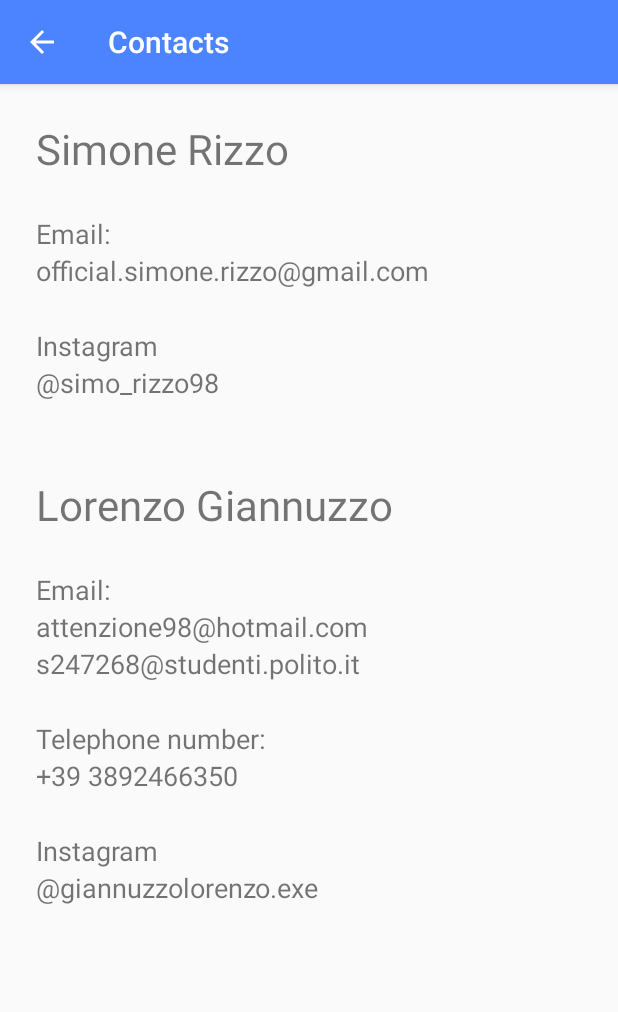
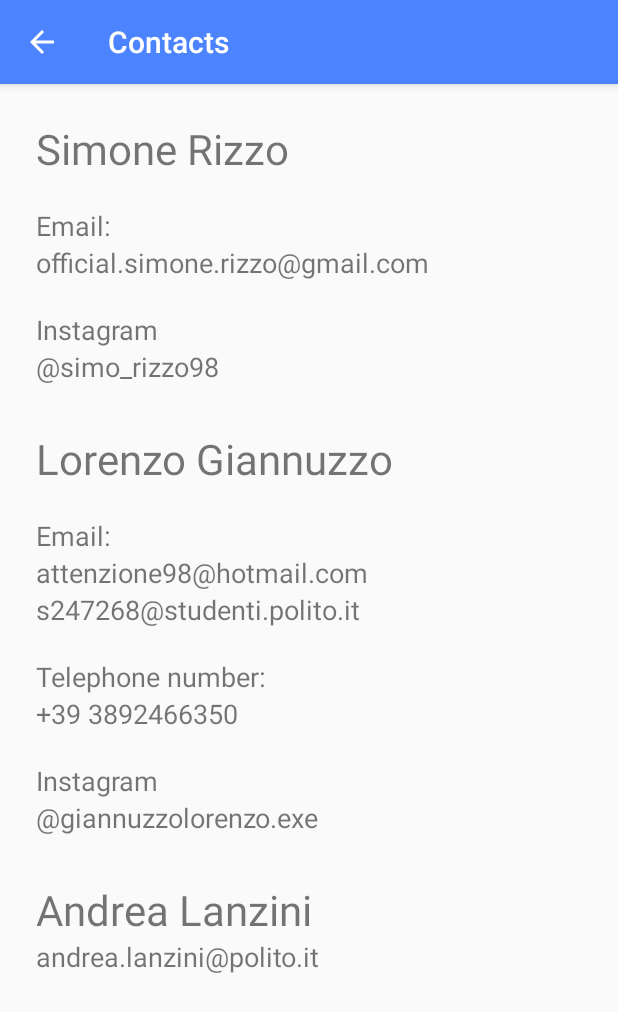
Before and after one commit to simone-rizzo/Solar-Pv-Optimal-Spot, an Android app: the contacts screen opened directly, with no data from a screen before it, on a phone screen of 412 x 824 dp. Shown: the top 1012 px of the screen. Run offline under Robolectric (Android 15) with nearby library versions, the phone set to English and light mode, and no system bars.

Commit message:
fix dell'orientamento che non era orientato verso lo 0° S

```diff
--- a/app/build.gradle
+++ b/app/build.gradle
@@ -7,8 +7,8 @@ android {
         applicationId "com.ReG.PvOptimalSpot"
         minSdkVersion 24
         targetSdkVersion 29
-        versionCode 2
-        versionName "1.0"
+        versionCode 3
+        versionName "1.1"
         testInstrumentationRunner "androidx.test.runner.AndroidJUnitRunner"
     }
     buildTypes {
--- a/app/src/main/java/com/ReG/PvOptimalSpot/myfragments/photo_frag.java
+++ b/app/src/main/java/com/ReG/PvOptimalSpot/myfragments/photo_frag.java
@@ -197,6 +197,10 @@ public class photo_frag extends Fragment implements SensorEventListener, Adapter
             //OpenGLRenderer.Instance.setX(inclination_raw);
             int inclination = Math.round(inclination_raw);
             gradi = inclination;
+            if(gradi>90)
+            {
+                gradi=180-gradi;
+            }
             txt_inclinazione.setText(gradi + "°");
         }
 
@@ -235,6 +239,7 @@ public class photo_frag extends Fragment implements SensorEventListener, Adapter
         {
             mAzimuth-=360;
         }
+        mAzimuth=mAzimuth*-1;
         txt_compass.setText(mAzimuth + "° S");
     }
 
--- a/app/src/main/java/com/ReG/PvOptimalSpot/myfragments/solar_frag.java
+++ b/app/src/main/java/com/ReG/PvOptimalSpot/myfragments/solar_frag.java
@@ -161,6 +161,10 @@ public class solar_frag extends Fragment implements SensorEventListener {
             //OpenGLRenderer.Instance.setX(inclination_raw);
             int inclination = Math.round(inclination_raw);
             gradi = inclination;
+            if(gradi>90)
+            {
+                gradi=180-gradi;
+            }
             txt_inclinazione.setText(gradi + "°");
         }
         @Override
@@ -195,6 +199,7 @@ public class solar_frag extends Fragment implements SensorEventListener {
         {
             mAzimuth-=360;
         }
+        mAzimuth=mAzimuth*-1;
         txt_compass.setText(mAzimuth + "° S");
     }
 
--- a/app/src/main/res/layout/activity_contacts.xml
+++ b/app/src/main/res/layout/activity_contacts.xml
@@ -29,7 +29,7 @@
 
         <Space
             android:layout_width="match_parent"
-            android:layout_height="25dp" />
+            android:layout_height="20dp" />
 
         <TextView
             android:id="@+id/textView19"
@@ -47,7 +47,7 @@
 
         <Space
             android:layout_width="match_parent"
-            android:layout_height="25dp" />
+            android:layout_height="20dp" />
 
         <TextView
             android:id="@+id/textView24"
@@ -65,7 +65,7 @@
 
         <Space
             android:layout_width="match_parent"
-            android:layout_height="50dp" />
+            android:layout_height="30dp" />
 
         <TextView
             android:id="@+id/textView"
@@ -76,7 +76,7 @@
 
         <Space
             android:layout_width="match_parent"
-            android:layout_height="25dp" />
+            android:layout_height="20dp" />
 
         <TextView
             android:id="@+id/textView2"
@@ -101,7 +101,7 @@
 
         <Space
             android:layout_width="match_parent"
-            android:layout_height="25dp" />
+            android:layout_height="20dp" />
 
         <TextView
             android:id="@+id/textView14"
@@ -119,7 +119,7 @@
 
         <Space
             android:layout_width="match_parent"
-            android:layout_height="25dp" />
+            android:layout_height="20dp" />
 
         <TextView
             android:id="@+id/textView16"
@@ -135,5 +135,23 @@
             android:text="@giannuzzolorenzo.exe"
             android:textSize="18dp" />
 
+        <Space
+            android:layout_width="match_parent"
+            android:layout_height="30dp" />
+
+        <TextView
+            android:id="@+id/textView26"
+            android:layout_width="match_parent"
+            android:layout_height="wrap_content"
+            android:text="Andrea Lanzini"
+            android:textSize="28dp" />
+
+        <TextView
+            android:id="@+id/textView27"
+            android:layout_width="match_parent"
+            android:layout_height="wrap_content"
+            android:text="andrea.lanzini@polito.it"
+            android:textSize="18dp" />
+
     </LinearLayout>
 </androidx.constraintlayout.widget.ConstraintLayout>
```
